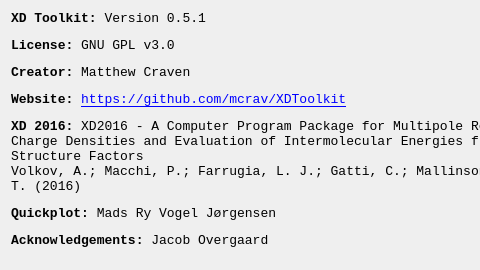
mcrav/XDToolkit, file src/about.ui: the form before one commit; both pictures show x 0 to 480 and y 0 to 270 of the 767 by 270 pixel window.
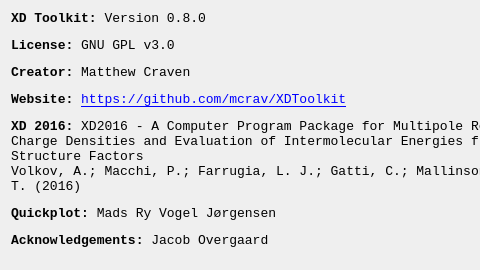
The form after the commit. Icons and pictures are not drawn.

```diff
--- a/src/about.ui
+++ b/src/about.ui
@@ -30,7 +30,7 @@
    <item row="0" column="0">
     <widget class="QLabel" name="label">
      <property name="text">
-      <string>&lt;html&gt;&lt;head/&gt;&lt;body&gt;&lt;p&gt;&lt;span style=&quot; font-weight:600;&quot;&gt;XD Toolkit:&lt;/span&gt; Version 0.5.1&lt;/p&gt;&lt;p&gt;&lt;span style=&quot; font-weight:600;&quot;&gt;License: &lt;/span&gt;GNU GPL v3.0&lt;/p&gt;&lt;p&gt;&lt;span style=&quot; font-weight:600;&quot;&gt;Creator:&lt;/span&gt; Matthew Craven&lt;/p&gt;&lt;p&gt;&lt;span style=&quot; font-weight:600;&quot;&gt;Website: &lt;/span&gt;&lt;a href=&quot;https://github.com/mcrav/XDToolkit&quot;&gt;&lt;span style=&quot; text-decoration: underline; color:#0000ff;&quot;&gt;https://github.com/mcrav/XDToolkit&lt;/span&gt;&lt;/a&gt;&lt;/p&gt;&lt;p&gt;&lt;span style=&quot; font-weight:600;&quot;&gt;XD 2016:&lt;/span&gt; XD2016 - A Computer Program Package for Multipole Refinement, Topological Analysis of Charge Densities and Evaluation of Intermolecular Energies from Experimental and Theoretical Structure Factors &lt;br/&gt;Volkov, A.; Macchi, P.; Farrugia, L. J.; Gatti, C.; Mallinson, P.; Richter, T.; Koritsanszky, T. (2016) &lt;/p&gt;&lt;p&gt;&lt;span style=&quot; font-weight:600;&quot;&gt;Quickplot:&lt;/span&gt; Mads Ry Vogel Jørgensen&lt;/p&gt;&lt;p&gt;&lt;span style=&quot; font-weight:600;&quot;&gt;Acknowledgements: &lt;/span&gt;Jacob Overgaard&lt;/p&gt;&lt;/body&gt;&lt;/html&gt;</string>
+      <string>&lt;html&gt;&lt;head/&gt;&lt;body&gt;&lt;p&gt;&lt;span style=&quot; font-weight:600;&quot;&gt;XD Toolkit:&lt;/span&gt; Version 0.8.0&lt;/p&gt;&lt;p&gt;&lt;span style=&quot; font-weight:600;&quot;&gt;License: &lt;/span&gt;GNU GPL v3.0&lt;/p&gt;&lt;p&gt;&lt;span style=&quot; font-weight:600;&quot;&gt;Creator:&lt;/span&gt; Matthew Craven&lt;/p&gt;&lt;p&gt;&lt;span style=&quot; font-weight:600;&quot;&gt;Website: &lt;/span&gt;&lt;a href=&quot;https://github.com/mcrav/XDToolkit&quot;&gt;&lt;span style=&quot; text-decoration: underline; color:#0000ff;&quot;&gt;https://github.com/mcrav/XDToolkit&lt;/span&gt;&lt;/a&gt;&lt;/p&gt;&lt;p&gt;&lt;span style=&quot; font-weight:600;&quot;&gt;XD 2016:&lt;/span&gt; XD2016 - A Computer Program Package for Multipole Refinement, Topological Analysis of Charge Densities and Evaluation of Intermolecular Energies from Experimental and Theoretical Structure Factors &lt;br/&gt;Volkov, A.; Macchi, P.; Farrugia, L. J.; Gatti, C.; Mallinson, P.; Richter, T.; Koritsanszky, T. (2016) &lt;/p&gt;&lt;p&gt;&lt;span style=&quot; font-weight:600;&quot;&gt;Quickplot:&lt;/span&gt; Mads Ry Vogel Jørgensen&lt;/p&gt;&lt;p&gt;&lt;span style=&quot; font-weight:600;&quot;&gt;Acknowledgements: &lt;/span&gt;Jacob Overgaard&lt;/p&gt;&lt;/body&gt;&lt;/html&gt;</string>
      </property>
      <property name="alignment">
       <set>Qt::AlignLeading|Qt::AlignLeft|Qt::AlignTop</set>
```
Left out of the diff: 2 changed lines with no effect on the pictures.
